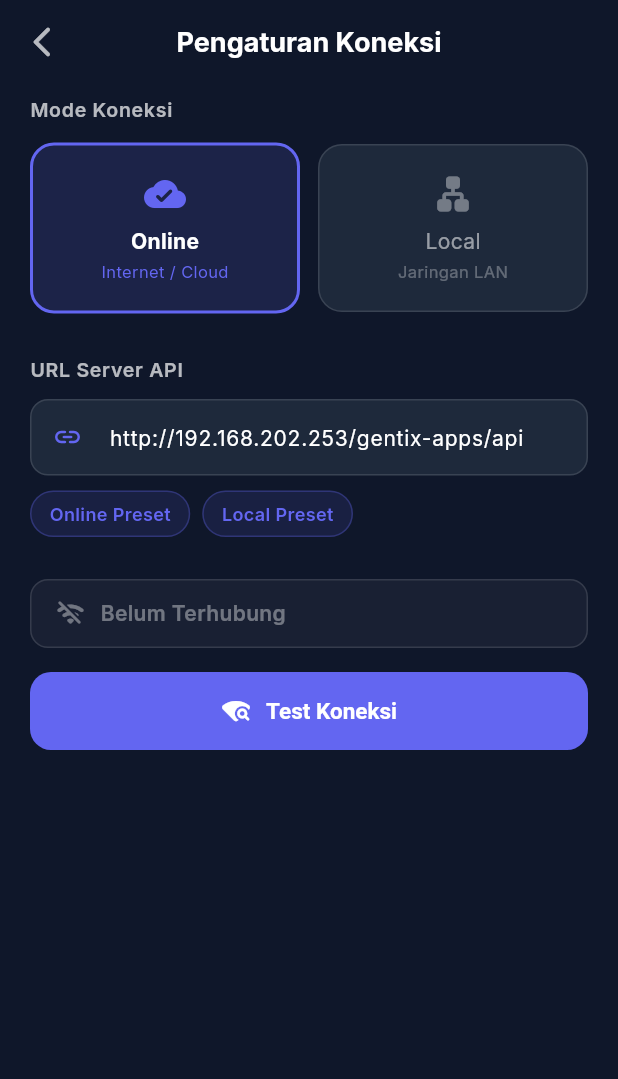
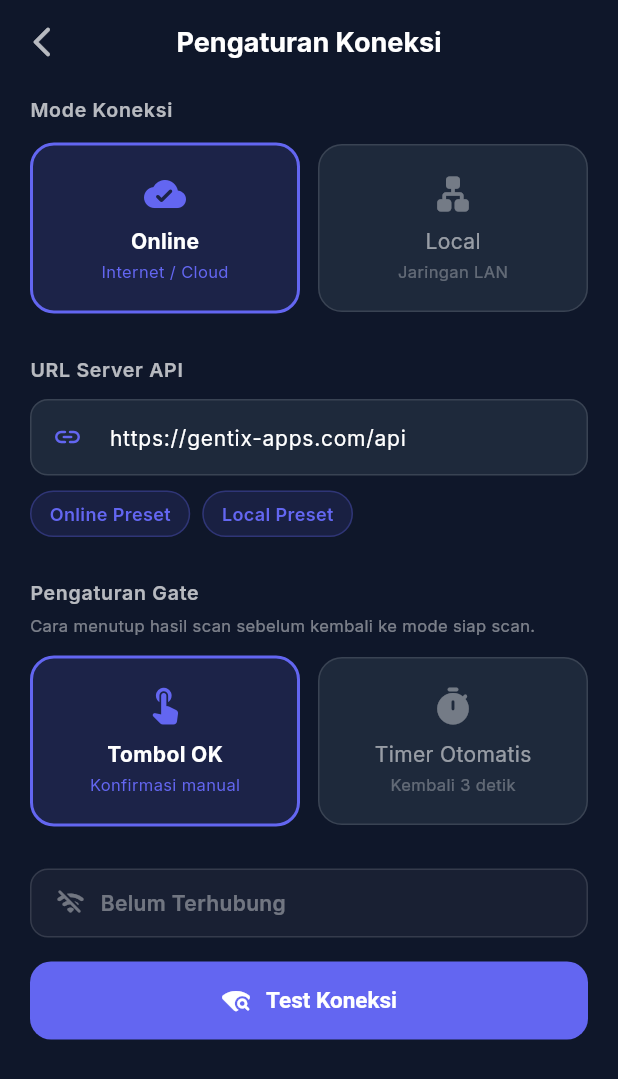
Before and after one commit to denis-dst/apps-gentix, a Flutter app: the SettingsScreen screen opened directly, on a phone screen of 412 x 824 dp. Shown: the top 1079 px of the screen. Run offline on Flutter 3.47's test engine with Material 3 defaults, Android fonts, the phone set to English and light mode, and no system bars; our stand-ins replace animate_do, audioplayers, camera, dio, flutter_secure_storage, google_fonts and 4 more; missing offline and left inert: mobile_scanner; accounts and stored records are empty.

Commit message:
benerin tombol ok dan resolusi

```diff
--- a/lib/providers/settings_provider.dart
+++ b/lib/providers/settings_provider.dart
@@ -6,14 +6,18 @@ class SettingsProvider extends ChangeNotifier {
   late SharedPreferences _prefs;
 
   bool _isOnline = true;
-  String _apiUrl = 'http://192.168.202.253/gentix-apps/api';
+  String _apiUrl = 'https://gentix-apps.com/api';
   String _localIp = '192.168.202.253';
   bool _isConnected = false;
+  // Mode konfirmasi hasil scan di gate:
+  // false = tekan tombol OK (manual), true = timer otomatis 3 detik.
+  bool _gateAutoTimer = false;
 
   bool get isOnline => _isOnline;
   String get apiUrl => _apiUrl;
   String get localIp => _localIp;
   bool get isConnected => _isConnected;
+  bool get gateAutoTimer => _gateAutoTimer;
 
   String get baseUrl {
     if (_isOnline) {
@@ -26,8 +30,9 @@ class SettingsProvider extends ChangeNotifier {
   Future<void> init() async {
     _prefs = await SharedPreferences.getInstance();
     _isOnline = _prefs.getBool('isOnline') ?? true;
-    _apiUrl = _prefs.getString('apiUrl') ?? 'http://192.168.202.253/gentix-apps/api';
+    _apiUrl = _prefs.getString('apiUrl') ?? 'https://gentix-apps.com/api';
     _localIp = _prefs.getString('localIp') ?? '192.168.202.253';
+    _gateAutoTimer = _prefs.getBool('gateAutoTimer') ?? false;
     notifyListeners();
   }
 
@@ -49,10 +54,19 @@ class SettingsProvider extends ChangeNotifier {
     notifyListeners();
   }
 
+  // Disimpan langsung agar tidak bergantung pada tombol "Simpan Pengaturan"
+  // (yang hanya muncul saat koneksi berhasil).
+  Future<void> setGateAutoTimer(bool value) async {
+    _gateAutoTimer = value;
+    notifyListeners();
+    await _prefs.setBool('gateAutoTimer', value);
+  }
+
   Future<void> saveSettings() async {
     await _prefs.setBool('isOnline', _isOnline);
     await _prefs.setString('apiUrl', _apiUrl);
     await _prefs.setString('localIp', _localIp);
+    await _prefs.setBool('gateAutoTimer', _gateAutoTimer);
     notifyListeners();
   }
 
--- a/lib/screens/settings/settings_screen.dart
+++ b/lib/screens/settings/settings_screen.dart
@@ -140,6 +140,43 @@ class _SettingsScreenState extends State<SettingsScreen> {
                 ),
               ),
             ],
+
+            const SizedBox(height: 28),
+
+            // ── Pengaturan Gate ──
+            _sectionLabel('Pengaturan Gate'),
+            const SizedBox(height: 4),
+            Text(
+              'Cara menutup hasil scan sebelum kembali ke mode siap scan.',
+              style: TextStyle(
+                color: Colors.white.withValues(alpha: .45),
+                fontSize: 11,
+              ),
+            ),
+            const SizedBox(height: 12),
+            Row(
+              children: [
+                Expanded(
+                  child: _buildModeCard(
+                    title: 'Tombol OK',
+                    subtitle: 'Konfirmasi manual',
+                    icon: Icons.touch_app_rounded,
+                    isActive: !settings.gateAutoTimer,
+                    onTap: () => settings.setGateAutoTimer(false),
+                  ),
+                ),
+                const SizedBox(width: 12),
+                Expanded(
+                  child: _buildModeCard(
+                    title: 'Timer Otomatis',
+                    subtitle: 'Kembali 3 detik',
+                    icon: Icons.timer_rounded,
+                    isActive: settings.gateAutoTimer,
+                    onTap: () => settings.setGateAutoTimer(true),
+                  ),
+                ),
+              ],
+            ),
 
             const SizedBox(height: 28),
 
```
Also changed, not shown: lib/screens/gate/gate_scan_screen.dart (+100 -35 lines), pubspec.lock.
